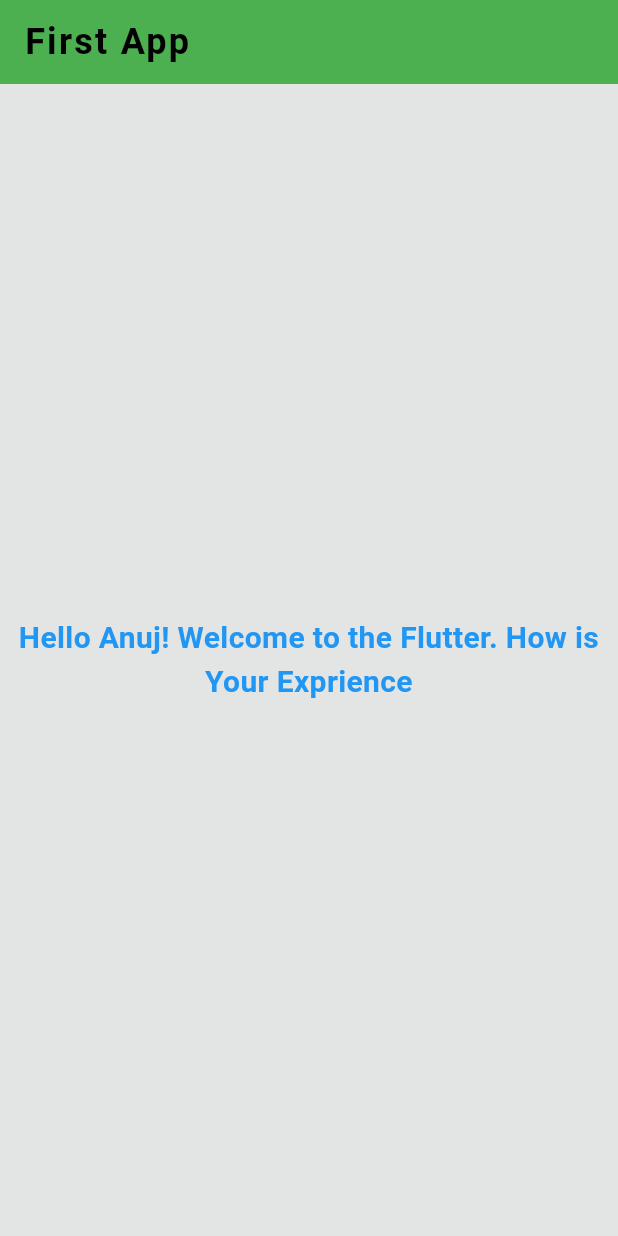
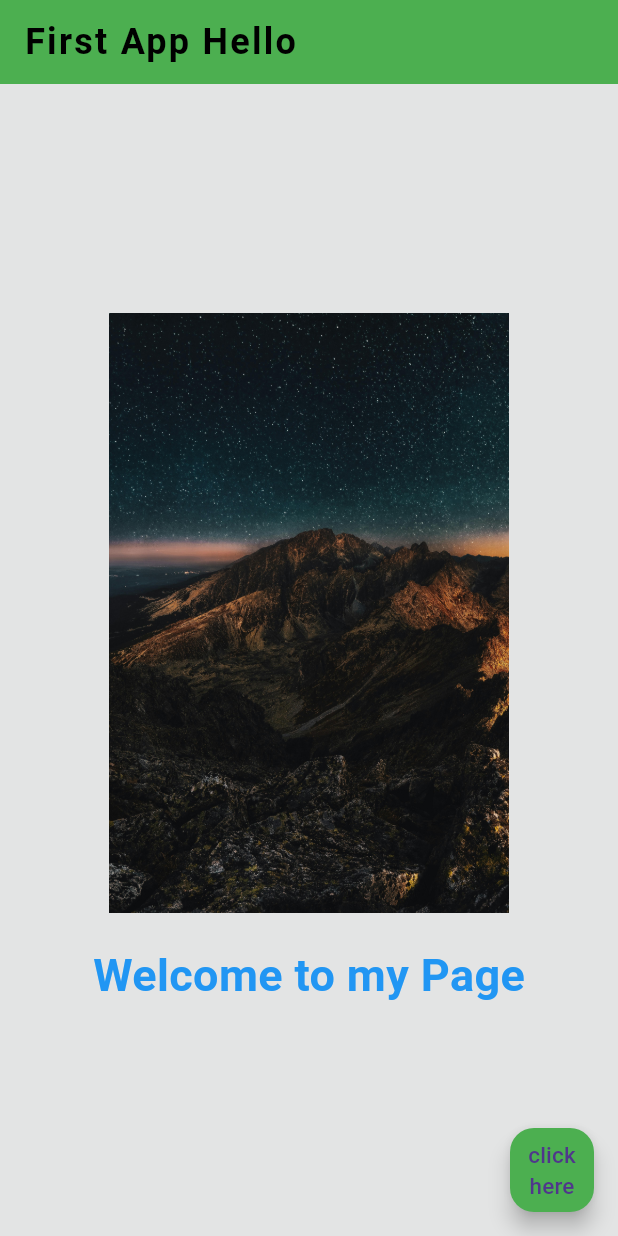
Before and after one commit to AnujDiggi/Flutter-POC, a Flutter app: the screen it shows after launch, on a phone screen of 412 x 824 dp. Run offline on Flutter 3.47's test engine with Material 3 defaults, Android fonts, the phone set to English and light mode, and no system bars.

```diff
--- a/lib/main.dart
+++ b/lib/main.dart
@@ -1,11 +1,28 @@
+import 'package:first_project/login_page.dart';
 import 'package:flutter/material.dart';
 
 void main() {
-  runApp(const MainApp());
+  runApp(const MyApp());
 }
 
-class MainApp extends StatelessWidget {
-  const MainApp({super.key});
+class MyApp extends StatelessWidget {
+  const MyApp({super.key});
+
+  @override
+  Widget build(BuildContext context) {
+    return MaterialApp(
+      // Ensure that this MaterialApp is wrapping the whole app
+      title: 'First App',
+      theme: ThemeData(
+        primarySwatch: Colors.green,
+      ),
+      home: const Home(), // Starting point
+    );
+  }
+}
+
+class Home extends StatelessWidget {
+  const Home({super.key});
 
   @override
   Widget build(BuildContext context) {
@@ -13,7 +30,7 @@ class MainApp extends StatelessWidget {
       home: Scaffold(
         appBar: AppBar(
           title: const Text(
-            "First App",
+            "First App Hello",
             style: TextStyle(
               fontSize: 24,
               fontWeight: FontWeight.bold,
@@ -24,15 +41,40 @@ class MainApp extends StatelessWidget {
           backgroundColor: Colors.green,
         ),
         body: const Center(
-          child:
-              Text('Hello Anuj! Welcome to the Flutter. How is Your Exprience',
-              textAlign: TextAlign.center,
-              style: TextStyle(
-                fontSize: 20,
-                fontWeight: FontWeight.bold,
-                color: Colors.blue,
+          child: Column(
+            mainAxisAlignment: MainAxisAlignment.center,
+            children: [
+              SizedBox(
+                width: 600,
+                height: 400,
+                child: Image(image: AssetImage('assets/pic-1.jpg')),
               ),
-              ),
+              SizedBox(height: 20),
+              Text(
+                'Welcome to my Page',
+                style: TextStyle(
+                    fontSize: 30,
+                    fontWeight: FontWeight.bold,
+                    color: Colors.blue),
+              )
+            ],
+          ),
+        ),
+        floatingActionButton: FloatingActionButton(
+          onPressed: () {
+            Navigator.push(
+              context,
+              MaterialPageRoute(builder: (context) => const LoginPage()),
+            );
+          },
+          backgroundColor: Colors.green,
+          child: const Text(
+            'click here',
+            textAlign: TextAlign.center,
+            style: TextStyle(
+              fontSize: 15,
+            ),
+          ),
         ),
         backgroundColor: const Color.fromARGB(255, 227, 228, 228),
       ),
```
Also changed, not shown: lib/column_rows.dart (added, +50 -0 lines), lib/login_page.dart (added, +62 -0 lines), pubspec.yaml (+9 -0 lines), assets/pic-1.jpg (added), assets/pic-2.jpg (added), assets/pic-3.jpg (added), fonts/IndieFlower-Regular.ttf (added).
